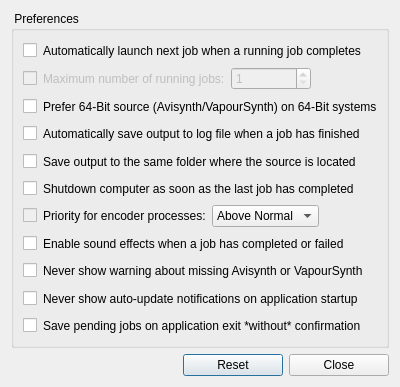
Before: the Qt Designer form gui/win_preferences.ui in lordmulder/Simple-x264-Launcher, drawn with Qt 5.
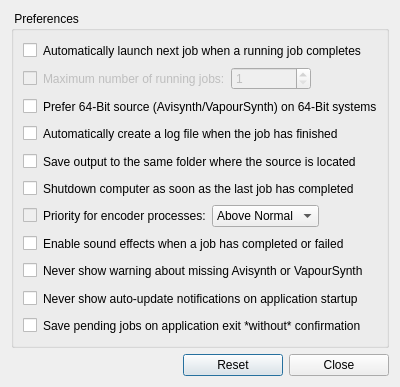
After: the same form once the commit is applied. Icons and pictures are not drawn.

Commit message: Save log files to the same directory where the output file is located.

```diff
--- a/gui/win_preferences.ui
+++ b/gui/win_preferences.ui
@@ -172,7 +172,7 @@
           <item>
            <widget class="QLabel" name="labelSaveLogFiles">
             <property name="text">
-             <string>Automatically save output to log file when a job has finished</string>
+             <string>Automatically create a log file when the job has finished</string>
             </property>
            </widget>
           </item>
```
The commit also changes 5 other files.
